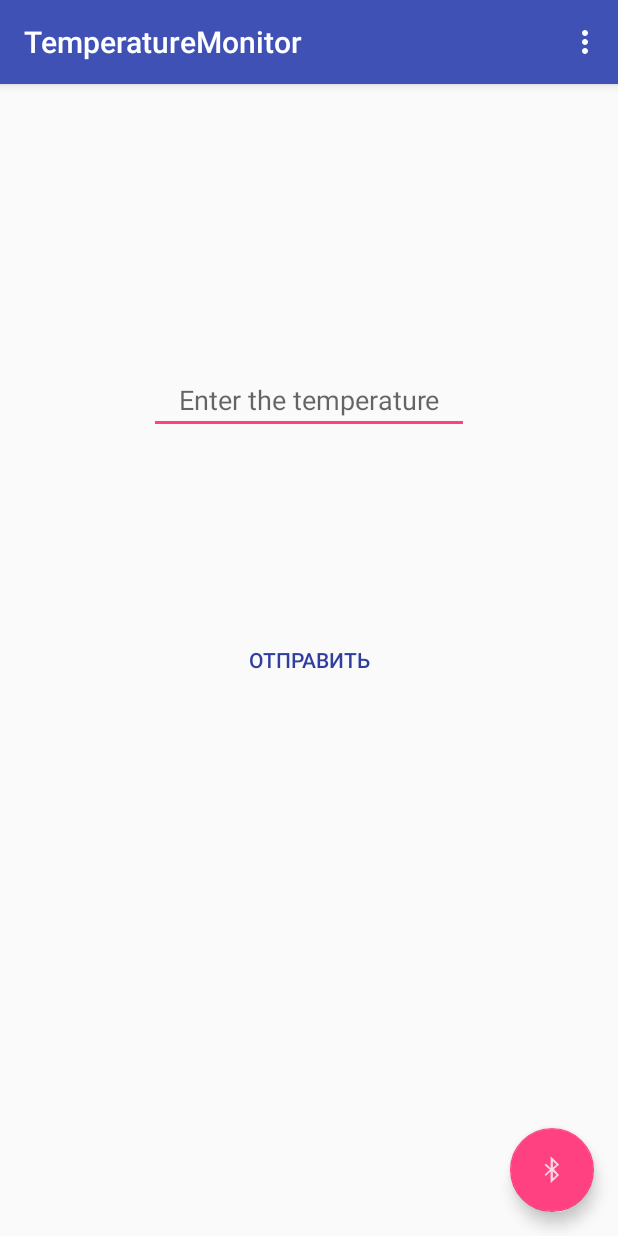
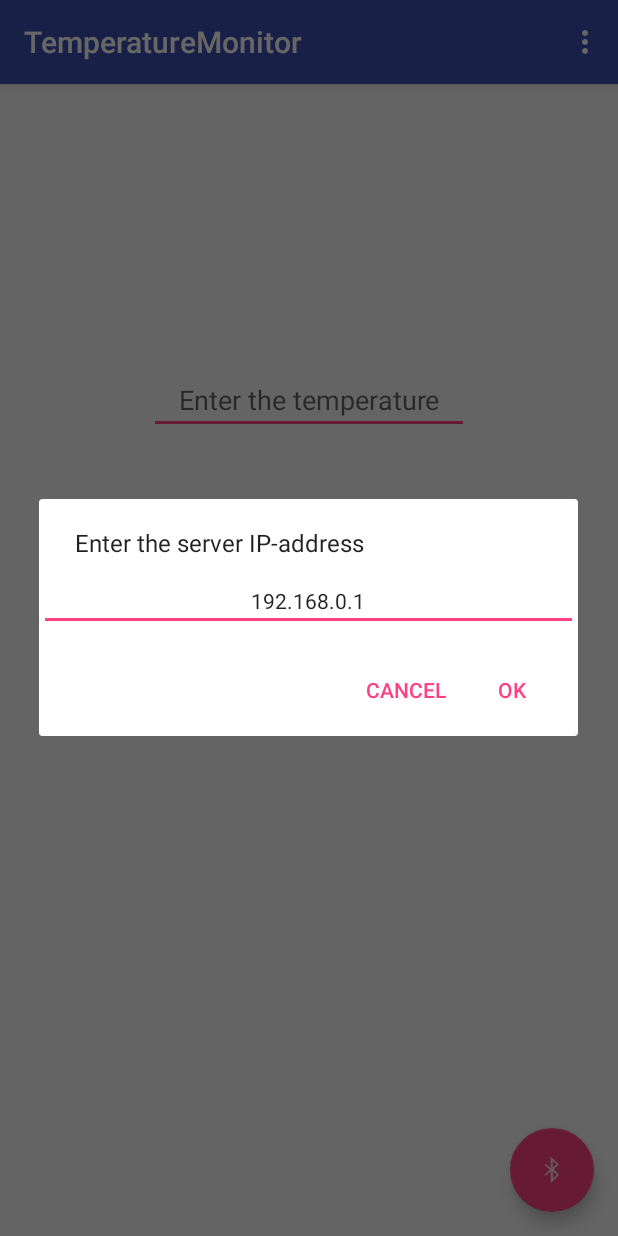
Before and after one commit to Dimitiy/TemperatureMonitor, an Android app: the screen it shows after launch (MainActivity), in the options menu, after a tap on "Settings", on a phone screen of 412 x 824 dp. Run offline under Robolectric (Android 15) with nearby library versions, the phone set to English and light mode, and no system bars.

Commit message:
Add settings_dialog and input_filter for add ip-address

```diff
--- a/app/src/main/java/com/android/shiz/temperaturemonitor/App.java
+++ b/app/src/main/java/com/android/shiz/temperaturemonitor/App.java
@@ -1,6 +1,9 @@
 package com.android.shiz.temperaturemonitor;
 
 import android.app.Application;
+import android.content.Context;
+import android.content.SharedPreferences;
+import android.preference.PreferenceManager;
 
 import com.android.shiz.temperaturemonitor.listener.TemperatureObservable;
 
@@ -9,14 +12,26 @@ import com.android.shiz.temperaturemonitor.listener.TemperatureObservable;
  */
 public class App extends Application {
     TemperatureObservable mTemperature;
+    private static Context context;
 
     @Override
     public void onCreate() {
         super.onCreate();
+        App.context = getApplicationContext();
 
         mTemperature = new TemperatureObservable();
     }
 
+    public static String getIP(){
+       SharedPreferences sp = PreferenceManager.getDefaultSharedPreferences(context);
+       return sp.getString("ip", "192.168.0.1");
+    }
+    public static void setIP(String ip){
+        SharedPreferences sp = PreferenceManager.getDefaultSharedPreferences(context);
+        SharedPreferences.Editor ed = sp.edit();
+        ed.putString("ip", ip);
+        ed.commit();
+    }
     public TemperatureObservable getObserver() {
         return mTemperature;
     }
--- a/app/src/main/java/com/android/shiz/temperaturemonitor/MainActivity.java
+++ b/app/src/main/java/com/android/shiz/temperaturemonitor/MainActivity.java
@@ -32,7 +32,7 @@ public class MainActivity extends AppCompatActivity implements Observer {
         setSupportActionBar(toolbar);
         app = (App) getApplication();
         app.getObserver().addObserver(this);
-        Log.d("MainActivity", String.valueOf(app.getObserver().getTemperature()));
+
 //        checkBluetooth();
         final EditText temperatureText = (EditText) findViewById(R.id.temperatureText);
         FloatingActionButton fab = (FloatingActionButton) findViewById(R.id.fab);
@@ -73,7 +73,8 @@ public class MainActivity extends AppCompatActivity implements Observer {
 
         //noinspection SimplifiableIfStatement
         if (id == R.id.action_settings) {
-            return true;
+          SettingsDialog.show(this);
+           return true;
         }
 
         return super.onOptionsItemSelected(item);
--- /dev/null
+++ b/app/src/main/java/com/android/shiz/temperaturemonitor/SettingsDialog.java
@@ -0,0 +1,70 @@
+package com.android.shiz.temperaturemonitor;
+
+import android.app.Activity;
+import android.content.DialogInterface;
+import android.content.SharedPreferences;
+import android.graphics.drawable.Drawable;
+import android.preference.PreferenceManager;
+import android.support.v7.app.AlertDialog;
+import android.text.InputFilter;
+import android.text.Spanned;
+import android.view.LayoutInflater;
+import android.view.View;
+import android.widget.EditText;
+import android.widget.ImageView;
+import android.widget.Toast;
+
+/**
+ * Created by OldMan on 23.02.2016.
+ */
+public class SettingsDialog {
+    static public void show(final Activity MainActivity){
+        LayoutInflater inflater = LayoutInflater.from(MainActivity);
+        View subView = inflater.inflate(R.layout.setting_dialog, null);
+        final EditText ip = (EditText)subView.findViewById(R.id.dialogEditText);
+        ip.setText(App.getIP());
+        InputFilter[] filters = new InputFilter[1];
+        filters[0] = new InputFilter() {
+            public CharSequence filter(CharSequence source, int start, int end, Spanned dest, int dstart, int dend) {
+                if (end > start) {
+                    String destTxt = dest.toString();
+                    String resultingTxt = destTxt.substring(0, dstart) + source.subSequence(start, end) + destTxt.substring(dend);
+                    if (!resultingTxt.matches ("^\\d{1,3}(\\.(\\d{1,3}(\\.(\\d{1,3}(\\.(\\d{1,3})?)?)?)?)?)?")) {
+                        return "";
+                    } else {
+                        String[] splits = resultingTxt.split("\\.");
+                        for (int i=0; i<splits.length; i++) {
+                            if (Integer.valueOf(splits[i]) > 255) {
+                                return "";
+                            }
+                        }
+                    }
+                }
+                return null;
+            }
+        };
+        ip.setFilters(filters);
+        AlertDialog.Builder builder = new AlertDialog.Builder(MainActivity);
+//        builder.setTitle("Внимание!");
+        builder.setMessage(R.string.enter_ip);
+        builder.setView(subView);
+        AlertDialog alertDialog = builder.create();
+
+        builder.setPositiveButton("OK", new DialogInterface.OnClickListener() {
+            @Override
+            public void onClick(DialogInterface dialog, int which) {
+                final SharedPreferences sp = PreferenceManager.getDefaultSharedPreferences(MainActivity.getBaseContext());
+                App.setIP(ip.getText().toString());
+            }
+        });
+
+        builder.setNegativeButton("Cancel", new DialogInterface.OnClickListener() {
+            @Override
+            public void onClick(DialogInterface dialog, int which) {
+//                Toast.makeText(MainActivity, "Cancel", Toast.LENGTH_LONG).show();
+            }
+        });
+
+        builder.show();
+    }
+}
--- a/app/src/main/java/com/android/shiz/temperaturemonitor/connection/Connector.java
+++ b/app/src/main/java/com/android/shiz/temperaturemonitor/connection/Connector.java
@@ -19,7 +19,7 @@ import retrofit2.converter.gson.GsonConverterFactory;
  */
 public class Connector {
     private static final String LOG_TAG = Connector.class.getSimpleName();
-    public static final String API_URL = "http://192.168.0.31:8080/";
+    public static final String API_URL = App.getIP();
     App app;
     private static final OkHttpClient CLIENT = new OkHttpClient();
 
--- /dev/null
+++ b/app/src/main/res/layout/setting_dialog.xml
@@ -0,0 +1,16 @@
+<?xml version="1.0" encoding="utf-8"?>
+<LinearLayout
+    xmlns:android="http://schemas.android.com/apk/res/android"
+    android:layout_width="match_parent"
+    android:layout_height="match_parent"
+    android:orientation="vertical">
+
+    <EditText
+        android:id="@+id/dialogEditText"
+        android:layout_width="match_parent"
+        android:layout_height="wrap_content"
+        android:gravity="center"
+        android:textAlignment="center"
+        android:textSize="14sp"/>
+
+</LinearLayout>
--- a/app/src/main/res/values/strings.xml
+++ b/app/src/main/res/values/strings.xml
@@ -2,4 +2,7 @@
     <string name="app_name">TemperatureMonitor</string>
     <string name="action_settings">Settings</string>
     <string name="enter_temperature">Enter the temperature</string>
+
+    <string name="enter_ip">Enter the server IP-address </string>
+
 </resources>
```
Also changed, not shown: 1 other file.
